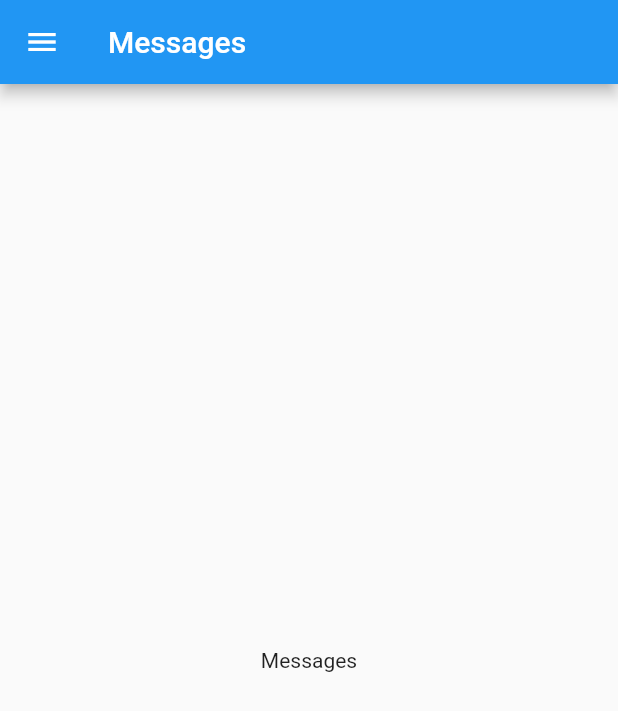
After one commit to codenote-net/flutter-sandbox, a Flutter app: the MessagesScreen screen opened by its route, on a phone screen of 412 x 824 dp. The commit adds this screen. Shown: the top 711 px of the screen. Run offline on Flutter 3.47's test engine with Material 2 defaults, Android fonts, the phone set to English and light mode, and no system bars.

Commit message:
Add Navigator and Routing to the drawer items
- [Navigate with named routes \- Flutter](https://flutter.dev/docs/cookbook/navigation/named-routes)
- [画面遷移\(Navigator\) \| Flutter Doc JP](https://flutter.ctrnost.com/basic/routing/)

```diff
--- a/lib/main.dart
+++ b/lib/main.dart
@@ -1,5 +1,8 @@
 import 'package:flutter/material.dart';
+import 'package:flutter_sandbox/routes/index.dart';
 import 'package:flutter_sandbox/widgets/components/drawer.dart';
+import 'package:flutter_sandbox/widgets/screens/messages.dart';
+import 'package:flutter_sandbox/widgets/screens/profile.dart';
 
 void main() => runApp(MyApp());
 
@@ -12,6 +15,11 @@ class MyApp extends StatelessWidget {
         primarySwatch: Colors.blue,
       ),
       home: MyHomePage(title: 'Home Page'),
+      routes: <String, WidgetBuilder> {
+        Routes.home: (BuildContext context) => MyHomePage(title: 'Home Page'),
+        Routes.messages: (BuildContext context) =>  MessagesScreen(),
+        Routes.profile: (BuildContext context) =>  ProfileScreen(),
+      },
     );
   }
 }
--- /dev/null
+++ b/lib/routes/index.dart
@@ -0,0 +1,8 @@
+import 'package:flutter_sandbox/widgets/screens/messages.dart';
+import 'package:flutter_sandbox/widgets/screens/profile.dart';
+
+class Routes {
+  static const String home = '/home';
+  static const String messages = MessagesScreen.routeName;
+  static const String profile = ProfileScreen.routeName;
+}
--- /dev/null
+++ b/lib/widgets/screens/messages.dart
@@ -0,0 +1,16 @@
+import 'package:flutter/material.dart';
+import 'package:flutter_sandbox/widgets/components/drawer.dart';
+
+class MessagesScreen extends StatelessWidget {
+  static const String routeName = '/messages';
+
+  @override
+  Widget build(BuildContext context) {
+    return new Scaffold(
+        appBar: AppBar(
+          title: Text("Messages"),
+        ),
+        drawer: AppDrawer(),
+        body: Center(child: Text("Messages")));
+  }
+}
```
Also changed, not shown: lib/widgets/components/drawer.dart (+10 -3 lines), lib/widgets/screens/profile.dart (added, +16 -0 lines).
